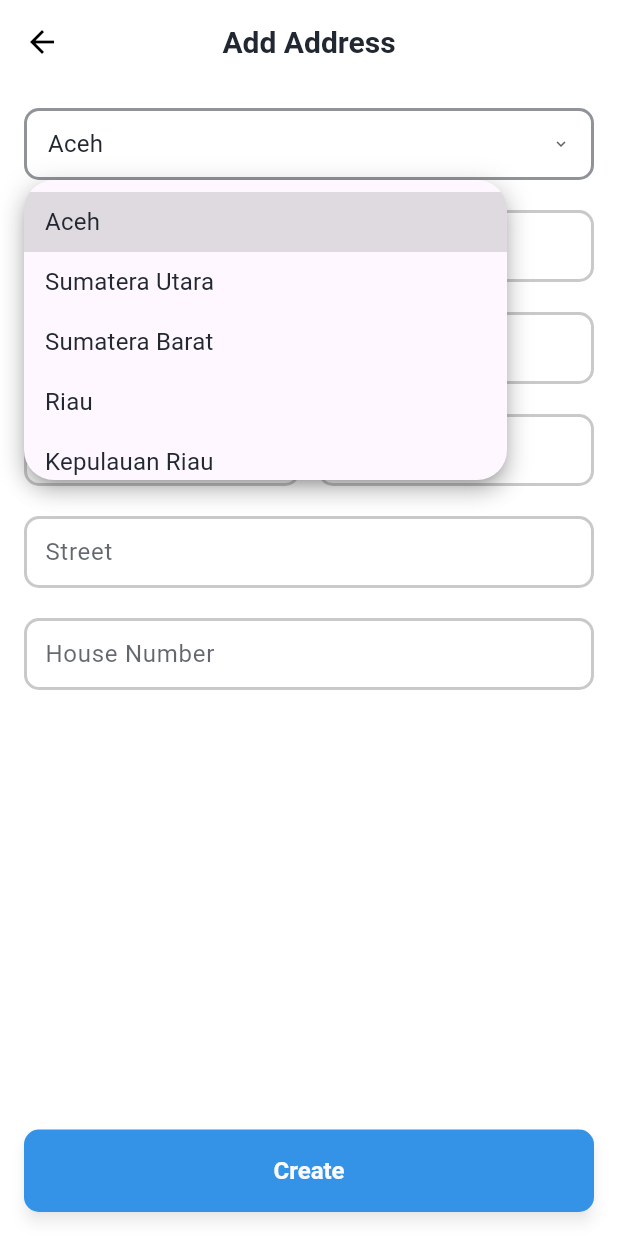
After one commit to accdeve/ikommerce, a Flutter app: the AddressFormPage screen opened directly, after a tap on "Aceh", on a phone screen of 412 x 824 dp. The commit adds this screen. Run offline on Flutter 3.47's test engine with Material 3 defaults, Android fonts, the phone set to English and light mode, and no system bars; drawn by our look-alikes of dropdown_button2; our stand-ins replace shared_preferences; accounts and stored records are empty; Roboto replaces fonts that are missing (Poppins).

Commit message:
slicing all user screen

```diff
--- /dev/null
+++ b/lib/data/province_data.dart
@@ -0,0 +1,40 @@
+List<String> provinces = [
+  "Aceh",
+  "Sumatera Utara",
+  "Sumatera Barat",
+  "Riau",
+  "Kepulauan Riau",
+  "Jambi",
+  "Sumatera Selatan",
+  "Kepulauan Bangka Belitung",
+  "Bengkulu",
+  "Lampung",
+  "DKI Jakarta",
+  "Jawa Barat",
+  "Banten",
+  "Jawa Tengah",
+  "DI Yogyakarta",
+  "Jawa Timur",
+  "Bali",
+  "Nusa Tenggara Barat",
+  "Nusa Tenggara Timur",
+  "Kalimantan Barat",
+  "Kalimantan Tengah",
+  "Kalimantan Selatan",
+  "Kalimantan Timur",
+  "Kalimantan Utara",
+  "Sulawesi Utara",
+  "Gorontalo",
+  "Sulawesi Tengah",
+  "Sulawesi Barat",
+  "Sulawesi Selatan",
+  "Sulawesi Tenggara",
+  "Maluku",
+  "Maluku Utara",
+  "Papua",
+  "Papua Barat",
+  "Papua Barat Daya",
+  "Papua Selatan",
+  "Papua Tengah",
+  "Papua Pegunungan",
+];
--- /dev/null
+++ b/lib/ui/screen/user/address/address_page.dart
@@ -0,0 +1,121 @@
+import 'package:flutter/material.dart';
+import 'package:ikommerce/data/province_data.dart';
+import 'package:ikommerce/ui/widgets/button_widget.dart';
+import 'package:ikommerce/ui/widgets/dropdown_widget.dart';
+import 'package:ikommerce/ui/widgets/text_field_widget.dart';
+import 'package:ikommerce/utils/typography.dart';
+
+void main(List<String> args) {
+  runApp(const MaterialApp(
+    home: AddressFormPage(),
+  ));
+}
+
+class AddressFormPage extends StatelessWidget {
+  const AddressFormPage({
+    super.key,
+    this.isUpdate = false,
+  });
+
+  final bool isUpdate;
+
+  @override
+  Widget build(BuildContext context) {
+    return Scaffold(
+      backgroundColor: Colors.white,
+      appBar: AppBar(
+        backgroundColor: Colors.white,
+        elevation: 0,
+        leading: IconButton(
+          icon: const Icon(Icons.arrow_back, color: Colors.black),
+          onPressed: () => Navigator.pop(context),
+        ),
+        title: Text(
+          "Add Address",
+          style: poppins20SemiBold,
+        ),
+        centerTitle: true,
+      ),
+      body: Padding(
+        padding: const EdgeInsets.all(16),
+        child: Column(
+          children: [
+            CustomDropdownButton(
+              hint: "Province",
+              value: "Aceh",
+              onChanged: (value) {},
+              dropdownItems: provinces,
+            ),
+            const SizedBox(height: 12),
+            const CustomTextField(
+              inputType: InputType.text,
+              hintText: "City",
+            ),
+            const SizedBox(height: 12),
+            const CustomTextField(
+              inputType: InputType.text,
+              hintText: "Subdistrict",
+            ),
+            const SizedBox(height: 12),
+            const Row(
+              children: [
+                Expanded(
+                  child: CustomTextField(
+                    inputType: InputType.text,
+                    hintText: "Ward",
+                  ),
+                ),
+                SizedBox(width: 12),
+                Expanded(
+                  child: CustomTextField(
+                    inputType: InputType.number,
+                    hintText: "Pos Code",
+                  ),
+                ),
+              ],
+            ),
+            const SizedBox(height: 12),
+            const CustomTextField(
+              inputType: InputType.text,
+              hintText: "Street",
+            ),
+            const SizedBox(height: 12),
+            const CustomTextField(
+              inputType: InputType.text,
+              hintText: "House Number",
+            ),
+            const Spacer(),
+            if (isUpdate) ...[
+              // Tombol Hapus kalau Update
+              SizedBox(
+                width: double.infinity,
+                child: ElevatedButton(
+                  style: ElevatedButton.styleFrom(
+                    backgroundColor: Colors.red,
+                    foregroundColor: Colors.white,
+                    padding: const EdgeInsets.symmetric(vertical: 14),
+                  ),
+                  onPressed: () {
+                    // TODO: action delete address
+                  },
+                  child: const Text(
+                    "Delete",
+                    style: TextStyle(fontWeight: FontWeight.bold),
+                  ),
+                ),
+              ),
+              const SizedBox(height: 12),
+            ],
+            // Tombol Create / Save
+            SizedBox(
+              width: double.infinity,
+              child: CustomButton.contained(label: "Create", onPressed: () {
+
+              },),
+            ),
+          ],
+        ),
+      ),
+    );
+  }
+}
--- a/lib/ui/widgets/dropdown_widget.dart
+++ b/lib/ui/widgets/dropdown_widget.dart
@@ -1,6 +1,7 @@
 import 'package:dropdown_button2/dropdown_button2.dart';
 import 'package:flutter/material.dart';
 import 'package:ikommerce/utils/colors.dart';
+import 'package:ikommerce/utils/typography.dart';
 
 class CustomDropdownButton extends StatelessWidget {
   const CustomDropdownButton({
@@ -92,9 +93,7 @@ class CustomDropdownButton extends StatelessWidget {
                         item,
                         overflow: TextOverflow.ellipsis,
                         maxLines: 1,
-                        style: const TextStyle(
-                          fontSize: 14,
-                        ),
+                        style: poppinsBody16Regular,
                       ),
                     ),
                   ))
@@ -111,7 +110,7 @@ class CustomDropdownButton extends StatelessWidget {
                 ),
             decoration: buttonDecoration ??
                 BoxDecoration(
-                  borderRadius: BorderRadius.circular(20),
+                  borderRadius: BorderRadius.circular(10),
                   border: Border.all(color: black.withOpacity(0.5), width: 2),
                 ),
             elevation: buttonElevation,
--- a/lib/ui/widgets/text_field_widget.dart
+++ b/lib/ui/widgets/text_field_widget.dart
@@ -170,15 +170,15 @@ class _TextFieldWidgetState extends State<CustomTextField> {
             hintText: widget.inputType == InputType.phone && _focus.hasFocus
                 ? null
                 : widget.hintText,
-            hintStyle: widget.isHint == false ? null : poppinsBody16Regular,
-            filled: true,
+            hintStyle: widget.isHint == false ? null : poppinsBody16Regular.copyWith(color: black.withOpacity(0.7)),
+            filled: false,
             fillColor: widget.enabled ? widget.fillColor : white,
             disabledBorder: OutlineInputBorder(
-              borderRadius: BorderRadius.circular(16),
+              borderRadius: BorderRadius.circular(10),
               borderSide: BorderSide(color: black.withOpacity(0.5), width: 2),
             ),
             enabledBorder: OutlineInputBorder(
-              borderRadius: BorderRadius.circular(16),
+              borderRadius: BorderRadius.circular(10),
               borderSide: BorderSide(
                   color: _showEmailError || _showPasswordError
                       ? red
@@ -186,7 +186,7 @@ class _TextFieldWidgetState extends State<CustomTextField> {
                   width: 2),
             ),
             focusedBorder: OutlineInputBorder(
-              borderRadius: BorderRadius.circular(16),
+              borderRadius: BorderRadius.circular(10),
               borderSide: BorderSide(
                   color: _showEmailError || _showPasswordError
                       ? red
```
Also changed, not shown: lib/data/provider/localization_provider.dart (deleted, +0 -12 lines), lib/ui/screen/user/request_stuff/request_stuff.dart (added, +154 -0 lines).
